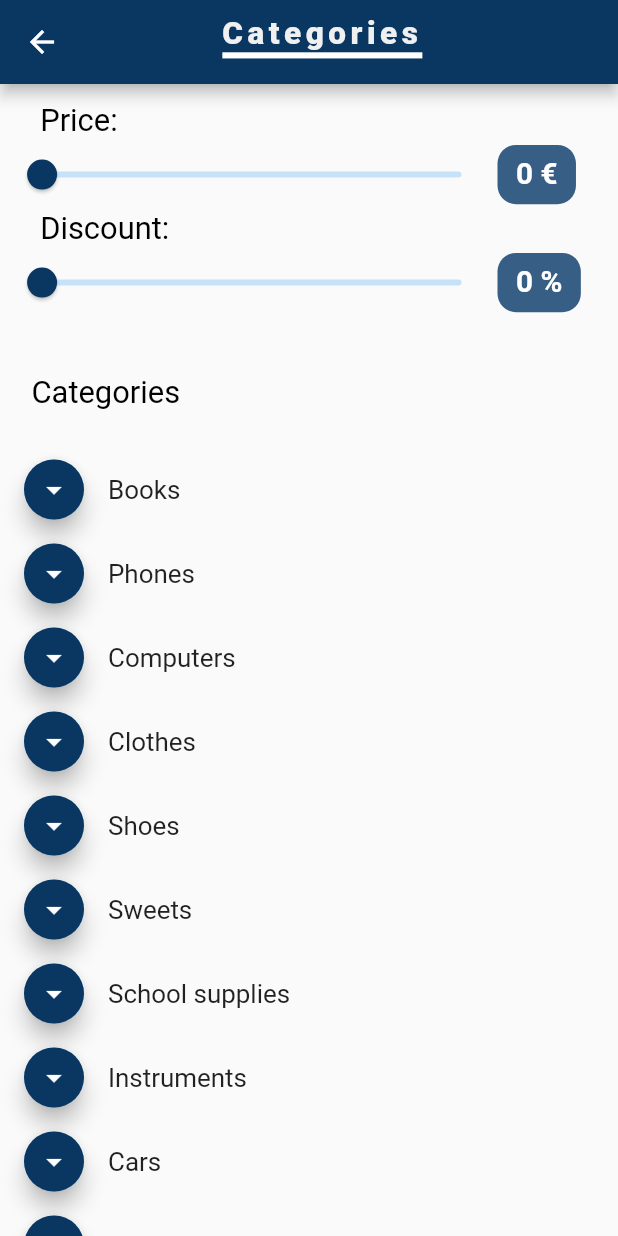
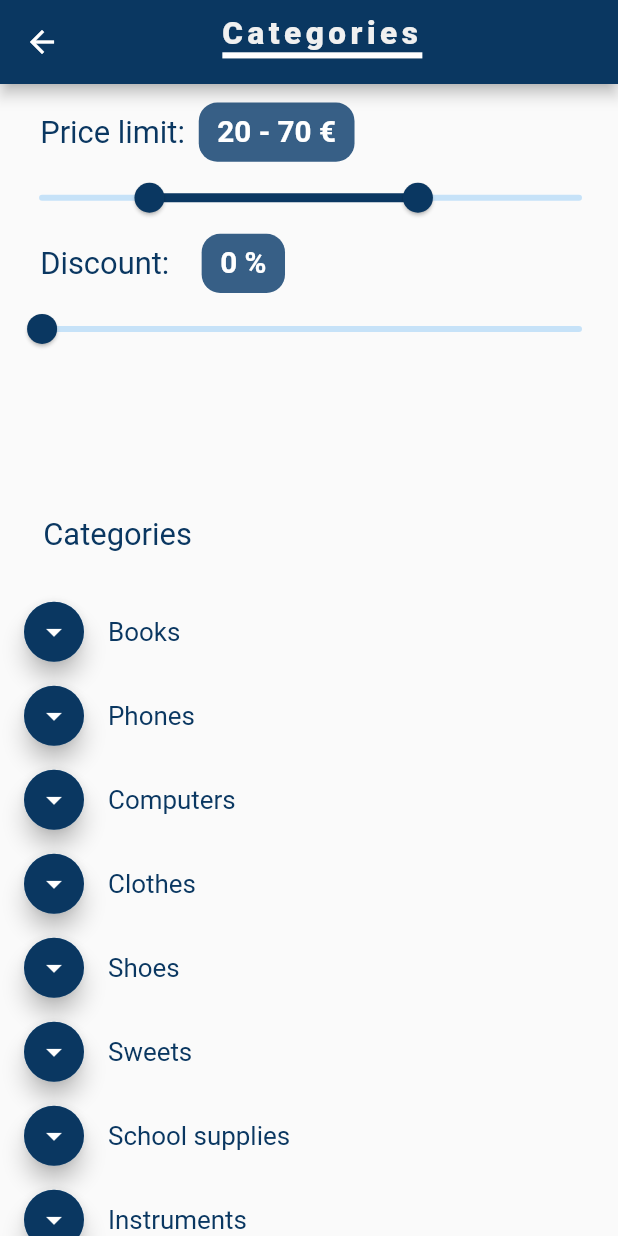
Before and after one commit to dimitarKolev99/flutter_project, a Flutter app: the FilterView screen opened directly, on a phone screen of 412 x 824 dp. Run offline on Flutter 3.47's test engine with Material 2 defaults, Android fonts, the phone set to English and light mode, and no system bars; our stand-ins replace shared_preferences; accounts and stored records are empty; network calls fail.

Commit message:
new Slider Design+
subCategories can now be open also when you click on the category name

```diff
--- a/lib/view/filter_view.dart
+++ b/lib/view/filter_view.dart
@@ -11,7 +11,7 @@ class FilterView extends StatefulWidget {
 }
 
 class _FilterViewState extends State<FilterView> {
-  var _currentSliderValuePrice = 0.0;
+  RangeValues _currentSliderValuesPrice = const RangeValues(20, 70);
   var _currentSliderValueDiscount = 0.0;
 
   late final List<String> _categories = [
@@ -84,8 +84,6 @@ class _FilterViewState extends State<FilterView> {
     safeBlockHorizontal = (displayWidth - _safeAreaHorizontal) / 100;
     safeBlockVertical = (displayHeight - _safeAreaVertical) / 100;
 
-
-
     return Scaffold(
       appBar: AppBar(
           backgroundColor: ProductApi.darkBlue,
@@ -118,47 +116,27 @@ class _FilterViewState extends State<FilterView> {
         // Sliders
         Container(
             padding: EdgeInsets.only(left: blockSizeHorizontal * 0.5),
-            height: blockSizeVertical * 23.5,
+            height: blockSizeVertical * 35,
             width: displayWidth,
             //color: ProductApi.lightBlue,
 
             child:
                 Column(mainAxisAlignment: MainAxisAlignment.start, children: [
               SizedBox(height: blockSizeVertical * 1.5),
-              Container(
-                alignment: Alignment.centerLeft,
-                margin: EdgeInsets.only(left: blockSizeHorizontal * 6),
-
-                //Headline: Price
-                child: Text("Price: ",
-                    style: TextStyle(
-                      color: Colors.black,
-                      //fontWeight: FontWeight.bold,
-                      fontSize: safeBlockHorizontal * 5,
-                    )),
-              ),
               Row(
                 mainAxisAlignment: MainAxisAlignment.start,
                 mainAxisSize: MainAxisSize.max,
                 children: [
-                  //Slider for the Price Range
                   Container(
-                    //color: Colors.green,
-                    width: blockSizeHorizontal * 80,
-                    child: Slider(
-                      activeColor: ProductApi.darkBlue,
-                      //inactiveColor: ProductApi.orange,
-                      value: _currentSliderValuePrice,
-                      min: _minValue,
-                      max: _maxValue,
-                      divisions: 100,
-                      //label: _currentSliderValuePrice.round().toString() + "€",
-                      onChanged: (double value) {
-                        setState(() {
-                          _currentSliderValuePrice = value;
-                        });
-                      },
-                    ),
+                    alignment: Alignment.centerLeft,
+                    margin: EdgeInsets.only(left: blockSizeHorizontal * 6, right: blockSizeHorizontal * 1),
+                    //Headline: Price
+                    child: Text("Price limit: ",
+                        style: TextStyle(
+                          color: ProductApi.darkBlue,
+                          //fontWeight: FontWeight.bold,
+                          fontSize: safeBlockHorizontal * 5,
+                        )),
                   ),
 
                   //Output of slider
@@ -174,7 +152,10 @@ class _FilterViewState extends State<FilterView> {
                           BorderRadius.circular(blockSizeHorizontal * 3),
                     ),
                     child: Text(
-                      _currentSliderValuePrice.round().toString() + " €",
+                      _currentSliderValuesPrice.start.round().toString() +
+                          " - " +
+                          _currentSliderValuesPrice.end.round().toString() +
+                          " €",
                       style: TextStyle(
                         fontWeight: FontWeight.bold,
                         fontSize: safeBlockHorizontal * 4.8,
@@ -186,36 +167,43 @@ class _FilterViewState extends State<FilterView> {
                 ],
               ),
 
-              //Headline: Discount
+              //Slider for the Price Range
               Container(
-                alignment: Alignment.centerLeft,
-                margin: EdgeInsets.only(left: blockSizeHorizontal * 6),
-                child: Text("Discount: ",
-                    style: TextStyle(
-                      color: Colors.black,
-                      //fontWeight: FontWeight.bold,
-                      fontSize: safeBlockHorizontal * 5,
-                    )),
+                //color: Colors.green,
+                width: blockSizeHorizontal * 100,
+                child: RangeSlider(
+                  activeColor: ProductApi.darkBlue,
+                  //inactiveColor: ProductApi.orange,
+                  values: _currentSliderValuesPrice,
+                  min: _minValue,
+                  max: _maxValue,
+                  divisions: 100,
+                  /*
+                      labels: RangeLabels(
+                        _currentSliderValuesPrice.start.round().toString() + "€",
+                        _currentSliderValuesPrice.end.round().toString() + "€",
+                      ),
+                       */
+                  onChanged: (RangeValues values) {
+                    setState(() {
+                      _currentSliderValuesPrice = values;
+                    });
+                  },
+                ),
               ),
 
               //Slider for Discount
               Row(mainAxisAlignment: MainAxisAlignment.start, children: [
+                //Headline: Discount
                 Container(
-                  //color: Colors.green,
-                  width: blockSizeHorizontal * 80,
-                  child: Slider(
-                    activeColor: ProductApi.darkBlue,
-                    value: _currentSliderValueDiscount,
-                    min: 0,
-                    max: 100,
-                    divisions: 100,
-                    // label: _currentSliderValueDiscount.round().toString() + "€",
-                    onChanged: (double value) {
-                      setState(() {
-                        _currentSliderValueDiscount = value;
-                      });
-                    },
-                  ),
+                  alignment: Alignment.centerLeft,
+                  margin: EdgeInsets.only(left: blockSizeHorizontal * 6, right: blockSizeHorizontal * 4),
+                  child: Text("Discount: ",
+                      style: TextStyle(
+                        color: ProductApi.darkBlue,
+                        //fontWeight: FontWeight.bold,
+                        fontSize: safeBlockHorizontal * 5,
+                      )),
                 ),
 
                 //Output for Discount
@@ -239,17 +227,34 @@ class _FilterViewState extends State<FilterView> {
                     ),
                   ),
                 )
-              ])
+              ]),
+              Container(
+                //color: Colors.green,
+                width: blockSizeHorizontal * 100,
+                child: Slider(
+                  activeColor: ProductApi.darkBlue,
+                  value: _currentSliderValueDiscount,
+                  min: 0,
+                  max: 80,
+                  divisions: 100,
+                  // label: _currentSliderValueDiscount.round().toString() + "€",
+                  onChanged: (double value) {
+                    setState(() {
+                      _currentSliderValueDiscount = value;
+                    });
+                  },
+                ),
+              ),
             ])),
         //SizedBox(height: 7),
 
         // Headline: Categories
         Container(
           alignment: Alignment.centerLeft,
-          margin: EdgeInsets.only(left: 21),
+          margin: EdgeInsets.only(left: blockSizeHorizontal * 7),
           child: Text("Categories",
               style: TextStyle(
-                color: Colors.black,
+                color: ProductApi.darkBlue,
                 //fontWeight: FontWeight.bold,
                 fontSize: safeBlockHorizontal * 5,
               )),
@@ -262,24 +267,34 @@ class _FilterViewState extends State<FilterView> {
               itemCount: _categories.length,
               itemBuilder: (context, index) {
                 return Column(children: [
+                  // Kategorienamen
                   ListTile(
-                    onTap: () {},
+                    onTap: () {
+                      // Öffnet die Unterkategorien, wenn man auf die Kategorienamen tippt
+                      setState(() {
+                        _show = !_show;
+                      });
+                    },
                     title: Text(
                       _categories[index],
                       style: TextStyle(
+                        color: ProductApi.darkBlue,
                         fontSize: safeBlockHorizontal * 4.2,
                       ),
                     ),
                     leading: CircleAvatar(
-                     // backgroundColor: ProductApi.darkBlue,
+                      // backgroundColor: ProductApi.darkBlue,
                       child: FloatingActionButton(
                         backgroundColor: ProductApi.darkBlue,
                         onPressed: () {
                           setState(() {
+                            // Öffnet die Unterkategorien, wenn man auf die Icons tippt
                             _show = !_show;
                           });
                         },
-                        child: Icon(_show ? Icons.arrow_drop_up_outlined : Icons.arrow_drop_down),
+                        child: Icon(_show
+                            ? Icons.arrow_drop_up_outlined
+                            : Icons.arrow_drop_down),
                       ),
                     ),
                   ),
@@ -287,24 +302,26 @@ class _FilterViewState extends State<FilterView> {
                     visible: _show,
                     child: Container(
                       //color: Colors.red,
-                      height: blockSizeVertical * 20,
+                      height: blockSizeVertical * 15,
                       width: MediaQuery.of(context).size.width,
                       decoration: const BoxDecoration(
-                        color: Colors.white,
+                        color: ProductApi.white,
                         border: Border(
-                            bottom: BorderSide(
-                              color: Colors.grey,
-                              width: 0.5,
-                            ),
+                          bottom: BorderSide(
+                            color: ProductApi.orange,
+                            width: 0.5,
+                          ),
+                          /*
                             top: BorderSide(
                               color: Colors.grey,
                               width: 0.5,
-                            )),
+                            )*/
+                        ),
                       ),
                       child: GridView.count(
                         physics: ScrollPhysics(),
                         scrollDirection: Axis.horizontal,
-                        childAspectRatio: 0.6,
+                        childAspectRatio: 0.45,
                         crossAxisCount: 2,
                         shrinkWrap: true,
                         children: List.generate(_subCategories.length, (index) {
@@ -312,18 +329,18 @@ class _FilterViewState extends State<FilterView> {
                             children: [
                               Container(
                                   //color: Colors.red,
-                                  width: 500,
+                                  //width: blockSizeHorizontal * 20,
                                   height: blockSizeVertical * 5,
                                   alignment: Alignment.center,
                                   //padding: EdgeInsets.symmetric(horizontal: 0, vertical: 0),
                                   margin: EdgeInsets.only(
-                                      right: blockSizeHorizontal * 1.0,
+                                      //right: blockSizeHorizontal * 1.0,
                                       //bottom: blockSizeVertical * 0.8,
-                                      top: blockSizeVertical * 1.0,
-                                      left: blockSizeHorizontal * 1.0),
+                                      //top: blockSizeVertical * 1.0,
+                                      left: blockSizeHorizontal * 2.0),
                                   decoration: BoxDecoration(
                                     color: ProductApi.lightBlue,
-                                    borderRadius: BorderRadius.circular(30),
+                                    borderRadius: BorderRadius.circular(10),
                                   ),
                                   //width: displayWidth / 1.5,
                                   //height: displayHeight / 8,
```
Also changed, not shown: pubspec.lock.
